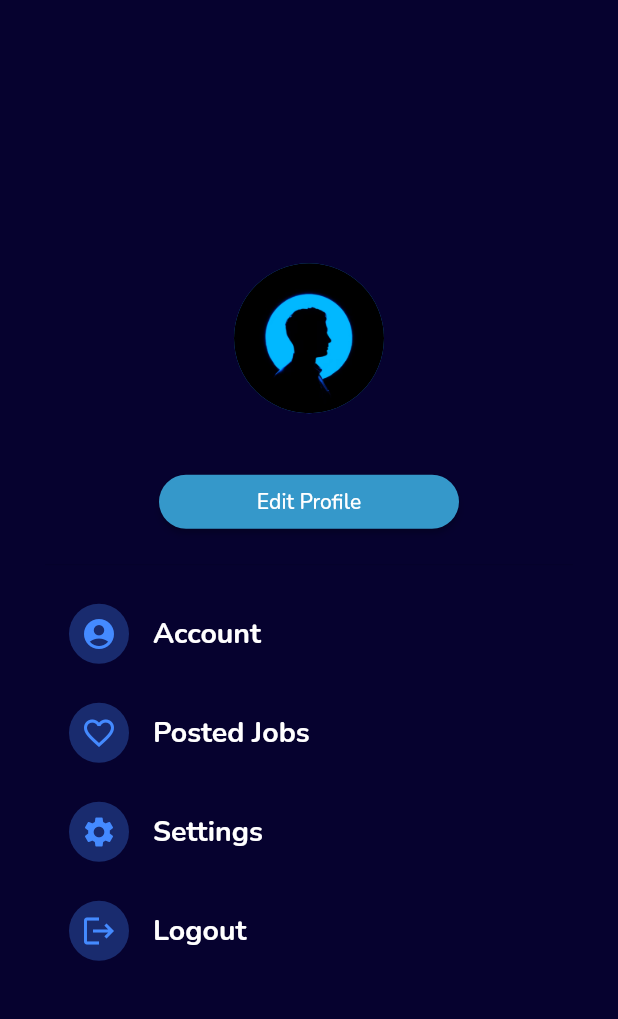
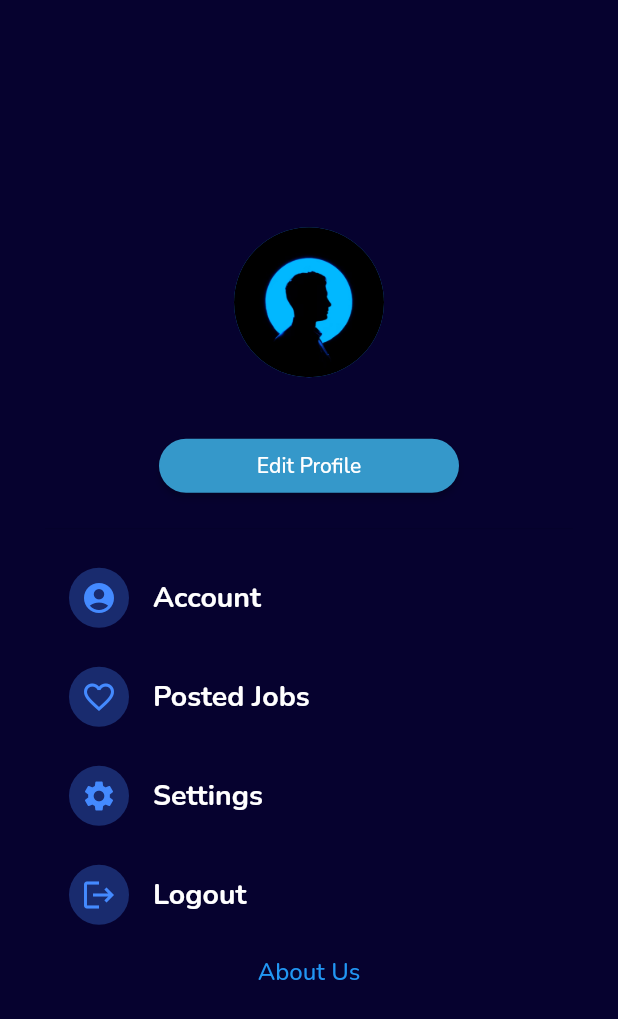
Before and after one commit to mathewspmathew/findmyjob, a Flutter app: the HomeProfile screen opened by its route, on a phone screen of 412 x 824 dp. Shown: the top 1019 px of the screen. Run offline on Flutter 3.47's test engine with Material 2 defaults, Android fonts, the phone set to English and light mode, and no system bars; our stand-ins replace cloud_firestore, firebase_auth, firebase_core, firebase_storage, flutter_custom_clippers, flutter_svg and 5 more; accounts and stored records are empty.

Commit message:
about aded

```diff
--- a/lib/views/screens/home_profile.dart
+++ b/lib/views/screens/home_profile.dart
@@ -1,10 +1,10 @@
+import 'package:findmyjob/views/screens/about.dart';
 import 'package:findmyjob/views/screens/login_screen.dart';
 // import 'package:findmyjob/views/screens/signup_screen.dart';
 import 'package:flutter/material.dart';
 import 'package:get/get.dart';
 import 'package:firebase_auth/firebase_auth.dart';
 import 'package:cloud_firestore/cloud_firestore.dart';
-import 'login_screen.dart';
 
 class HomeProfile extends StatelessWidget {
   static const route = '/Home-Profile';
@@ -243,6 +243,21 @@ class HomeProfile extends StatelessWidget {
                     ),
                   ),
                 ),
+                TextButton(
+                  onPressed: () {
+                    Navigator.push(
+                      context,
+                      MaterialPageRoute(builder: (context) => AboutPage()),
+                    );
+                  },
+                  child: Text(
+                    'About Us',
+                    style: TextStyle(
+                      fontSize: 16,
+                      color: Colors.blue,
+                    ),
+                  ),
+                )
               ],
             ),
           ),
```
Also changed, not shown: lib/views/screens/about.dart (added, +32 -0 lines), assets/images/grppic.png (added).
